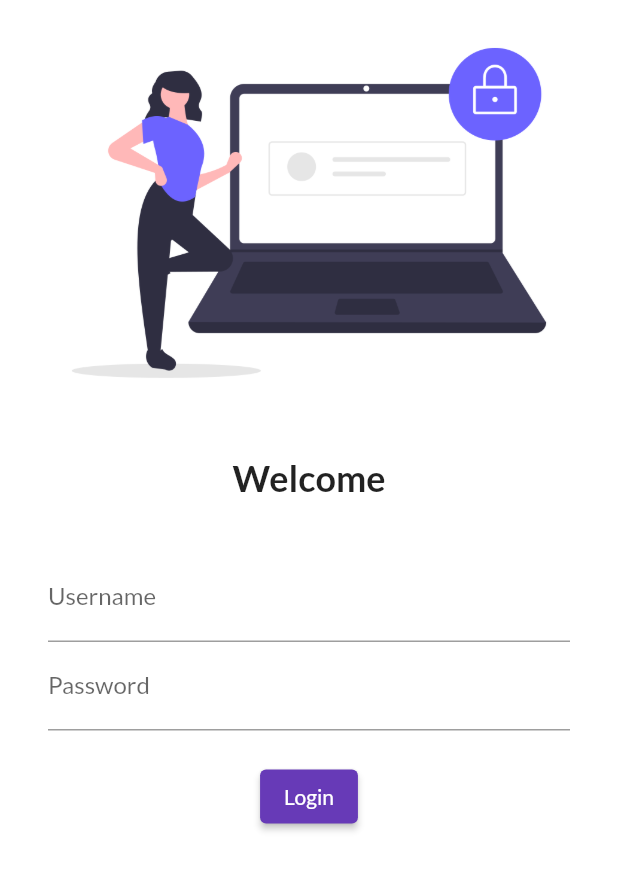
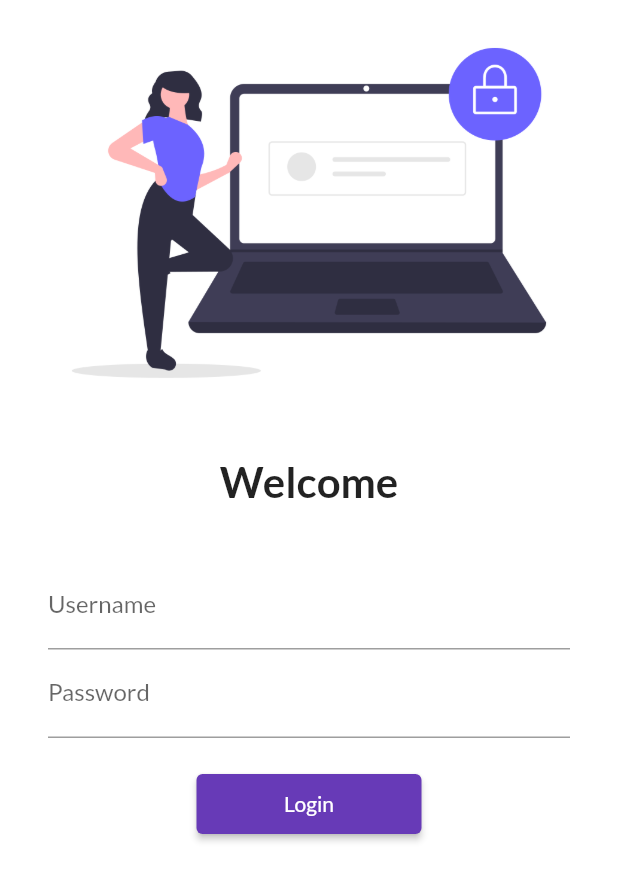
Before and after one commit to vikasgupta01/FlutterCatalog, a Flutter app: the screen it shows after launch, on a phone screen of 412 x 824 dp. Shown: the top 881 px of the screen. Run offline on Flutter 3.47's test engine with Material 2 defaults, Android fonts, the phone set to English and light mode, and no system bars; our stand-ins replace google_fonts.

Commit message:
Code for day 5

```diff
--- a/lib/main.dart
+++ b/lib/main.dart
@@ -1,6 +1,7 @@
 import 'package:flutter/material.dart';
 import 'package:flutter_catalog/pages/home_page.dart';
 import 'package:flutter_catalog/pages/login_page.dart';
+import 'package:flutter_catalog/utils/routes.dart';
 import 'package:google_fonts/google_fonts.dart';
 
 void main(List<String> args) {
@@ -22,8 +23,8 @@ class MyApp extends StatelessWidget {
       // initialRoute: "/",
       routes: {
         "/": (context) => LoginPage(),
-        "/home": (context) => HomePage(),
-        "/login": (context) => LoginPage()
+        MyRoutes.homeRoute: (context) => HomePage(),
+        MyRoutes.loginRoute: (context) => LoginPage()
       },
     );
   }
--- a/lib/pages/login_page.dart
+++ b/lib/pages/login_page.dart
@@ -1,10 +1,12 @@
 import 'package:flutter/material.dart';
+import 'package:flutter_catalog/utils/routes.dart';
 
 class LoginPage extends StatelessWidget {
   @override
   Widget build(BuildContext context) {
     return Material(
         color: Colors.white,
+        child: SingleChildScrollView(
           child: Column(
             children: [
               Image.asset(
@@ -17,15 +19,15 @@ class LoginPage extends StatelessWidget {
               ),
               Text(
                 "Welcome",
-              style: TextStyle(fontSize: 24, fontWeight: FontWeight.bold),
+                style: TextStyle(fontSize: 28, fontWeight: FontWeight.bold),
               ),
               SizedBox(
                 height: 20.0,
                 // child: Text("data"),
               ),
               Padding(
-              padding:
-                  const EdgeInsets.symmetric(vertical: 16.0, horizontal: 32.0),
+                padding: const EdgeInsets.symmetric(
+                    vertical: 16.0, horizontal: 32.0),
                 child: Column(
                   children: [
                     TextFormField(
@@ -43,15 +45,16 @@ class LoginPage extends StatelessWidget {
                     ),
                     ElevatedButton(
                       onPressed: () {
-                      print("Hemlo Puchhi!!");
+                        Navigator.pushNamed(context, MyRoutes.homeRoute);
                       },
                       child: Text("Login"),
-                    style: TextButton.styleFrom(),
+                      style: TextButton.styleFrom(minimumSize: Size(150, 40)),
                     )
                   ],
                 ),
               )
             ],
+          ),
         ));
   }
 }
--- /dev/null
+++ b/lib/utils/routes.dart
@@ -0,0 +1,4 @@
+class MyRoutes {
+  static String loginRoute = "/login";
+  static String homeRoute = "/home";
+}
```
Lines whose indentation alone changed are shown as unchanged.
